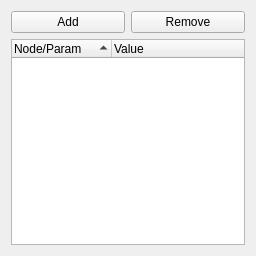
The window that src/ui/reconfigure.ui (shikishima-TasakiLab/rviz2_reconfigure) describes before a commit, drawn with Qt 5.
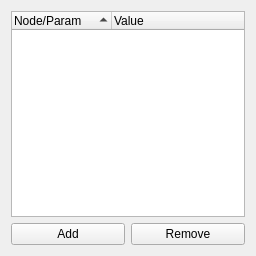
The same window after the commit.

Commit message: Implement reconfiguration dialog with parameter handling and UI updates

Patch:
```diff
--- a/src/ui/reconfigure.ui
+++ b/src/ui/reconfigure.ui
@@ -14,24 +14,6 @@
    <string>Reconfigure</string>
   </property>
   <layout class="QVBoxLayout" name="verticalLayout">
-   <item>
-    <layout class="QHBoxLayout" name="hLayout1">
-     <item>
-      <widget class="QPushButton" name="addPushBtn">
-       <property name="text">
-        <string>Add</string>
-       </property>
-      </widget>
-     </item>
-     <item>
-      <widget class="QPushButton" name="removePushBtn">
-       <property name="text">
-        <string>Remove</string>
-       </property>
-      </widget>
-     </item>
-    </layout>
-   </item>
    <item>
     <widget class="QTreeWidget" name="listNodeParamValue">
      <property name="dragEnabled">
@@ -55,6 +37,24 @@
      </column>
     </widget>
    </item>
+   <item>
+    <layout class="QHBoxLayout" name="hLayout1">
+     <item>
+      <widget class="QPushButton" name="addPushBtn">
+       <property name="text">
+        <string>Add</string>
+       </property>
+      </widget>
+     </item>
+     <item>
+      <widget class="QPushButton" name="removePushBtn">
+       <property name="text">
+        <string>Remove</string>
+       </property>
+      </widget>
+     </item>
+    </layout>
+   </item>
   </layout>
  </widget>
  <resources/>
```
The commit also changes 4 other files.
